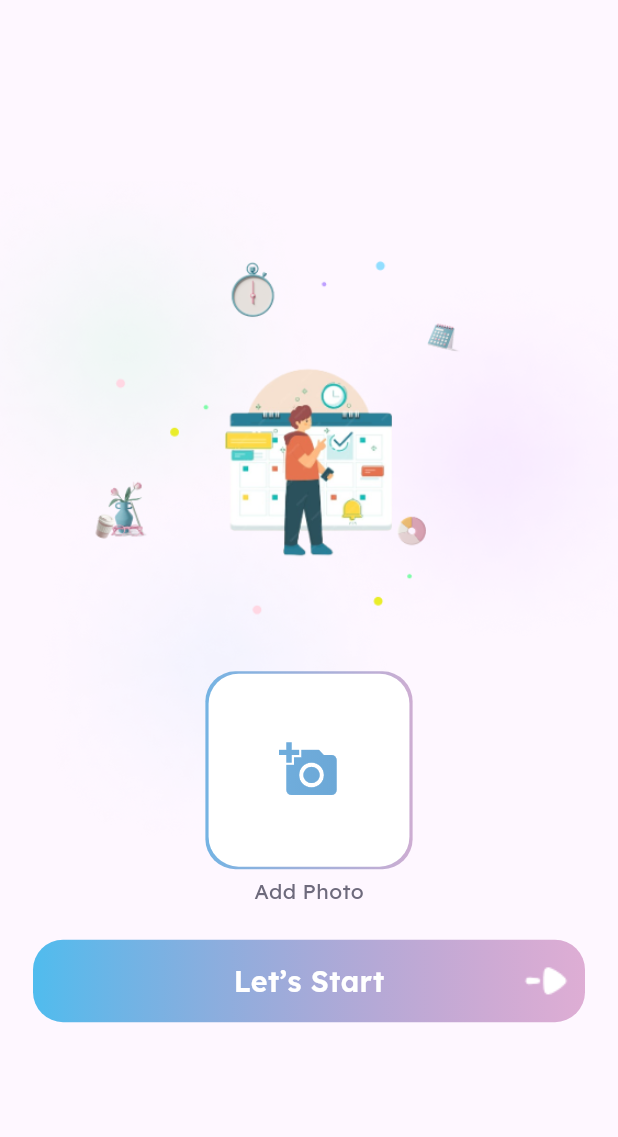
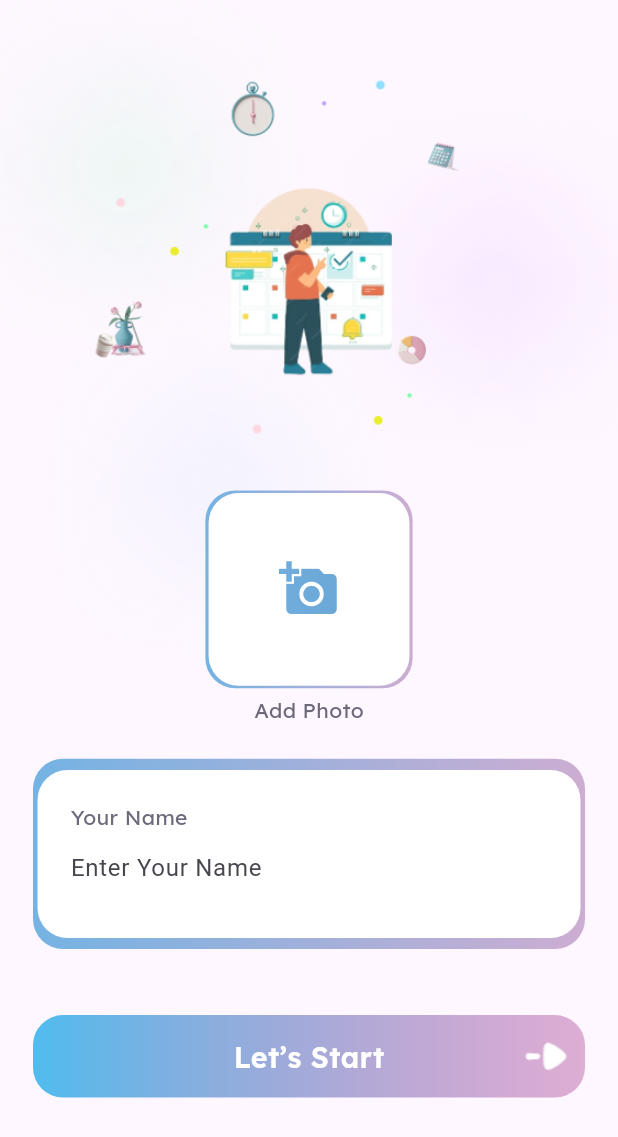
Before and after one commit to mohamedamr77/to-do-app, a Flutter app: the screen it shows after launch, on a phone screen of 412 x 824 dp. Shown: the top 1137 px of the screen. Run offline on Flutter 3.47's test engine with Material 3 defaults, Android fonts, the phone set to English and light mode, and no system bars.

Commit message:
add enter your name

```diff
--- a/lib/core/textCore.dart
+++ b/lib/core/textCore.dart
@@ -3,5 +3,7 @@ class AppText{
   static const String  onboardingDescriptionText="This productive tool is designed to help you better manage your task project-wise conveniently!";
   static const String  startText="Let’s Start";
   static const String  addPhotoText="Add Photo";
+  static const String  yourNameText="Your Name";
+  static const String  enterNameText="Enter Your Name";
 
 }
--- a/lib/features/regester/views/regester_screen.dart
+++ b/lib/features/regester/views/regester_screen.dart
@@ -11,7 +11,8 @@ class CustomRegesterScreen extends StatelessWidget {
   @override
   Widget build(BuildContext context) {
     return  Scaffold(
-        body: Column(
+        body: SingleChildScrollView(
+          child: Column(
             mainAxisAlignment: MainAxisAlignment.center,
             children: [
               Stack(
@@ -75,13 +76,69 @@ class CustomRegesterScreen extends StatelessWidget {
                   color: AppColor.slateGrayColor,
                   fontFamily: "LexendDecaRegularStyle",
                 ),
+              ),
 
+              Padding(
+                padding: const EdgeInsets.all(22.0),
+                child: Stack(
+                    alignment: Alignment.center,
+                    children:[
+                      Container(
+                        width: MediaQuery.of(context).size.width,
+                        height: MediaQuery.of(context).size.height*0.154,
+                        //   width: 120,
+                        // height: 120,
+                        decoration: BoxDecoration(
+                            borderRadius: BorderRadius.circular(20),
+                            gradient: LinearGradient(
+                                colors: [
+                                  AppColor.skyBlueColor,
+                                  AppColor.lightPurpleColor,
+                                ]
+                            )
+                        ),
+                      ),
+                      Container(
+                        alignment: Alignment.centerLeft,
+                        padding: EdgeInsets.all(22),
+                        width: MediaQuery.of(context).size.width-50,
+
+                        // width: 118,
+                        // height: 118,
+                        decoration: BoxDecoration(
+                          color: AppColor.whiteColor,
+                          borderRadius: BorderRadius.circular(20),
+                        ),
+                        child: Column(
+                          mainAxisAlignment: MainAxisAlignment.start,
+                          crossAxisAlignment: CrossAxisAlignment.start,
+                          children: [
+                            Text(AppText.yourNameText,
+                              style: TextStyle(
+                                fontSize: 14,
+                                fontWeight: FontWeight.w400,
+                                color: AppColor.slateGrayColor,
+                                fontFamily: "LexendDecaRegularStyle",
+                              ),
+                            ),
+                            TextFormField(
+                              decoration: InputDecoration(
+                               hintText: AppText.enterNameText,
+                                border: InputBorder.none,
+                              ),
+                            ),
+                          ],
+                        ) ,
+                      ),
+                    ]
+                ),
               ),
 
               CustomButtonStarted(),
 
             ],
           ),
+        ),
     );
   }
 }
```
Lines whose indentation alone changed are shown as unchanged.
